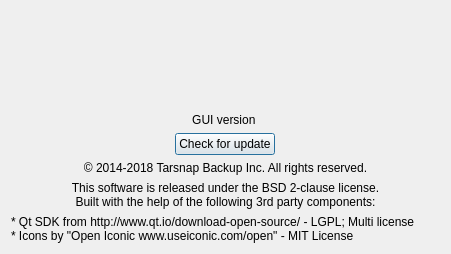
First picture: the form in forms/aboutdialog.ui, repository Tarsnap/tarsnap-gui, before the edit.
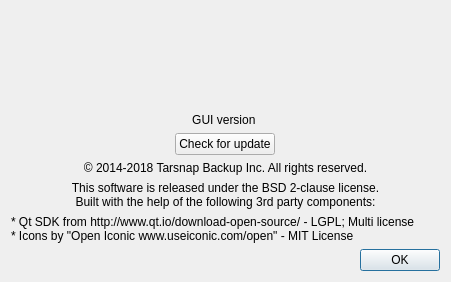
Second picture: the form after the edit. Icons and pictures are not drawn.

Commit message:
ConsoleLogDialog, AboutDialog: add "ok" button
It's not obvious to everybody that you can get rid of the window by
pressing ESC.

```diff
--- a/forms/aboutdialog.ui
+++ b/forms/aboutdialog.ui
@@ -6,7 +6,7 @@
    <rect>
     <x>0</x>
     <y>0</y>
-    <width>437</width>
+    <width>447</width>
     <height>386</height>
    </rect>
   </property>
@@ -117,6 +117,13 @@
      </property>
     </widget>
    </item>
+   <item>
+    <widget class="QDialogButtonBox" name="buttonBox">
+     <property name="standardButtons">
+      <set>QDialogButtonBox::Ok</set>
+     </property>
+    </widget>
+   </item>
   </layout>
  </widget>
  <resources/>
```
Left out of the diff: 2 changed lines with no effect on the pictures. The commit also changes 3 other files.
